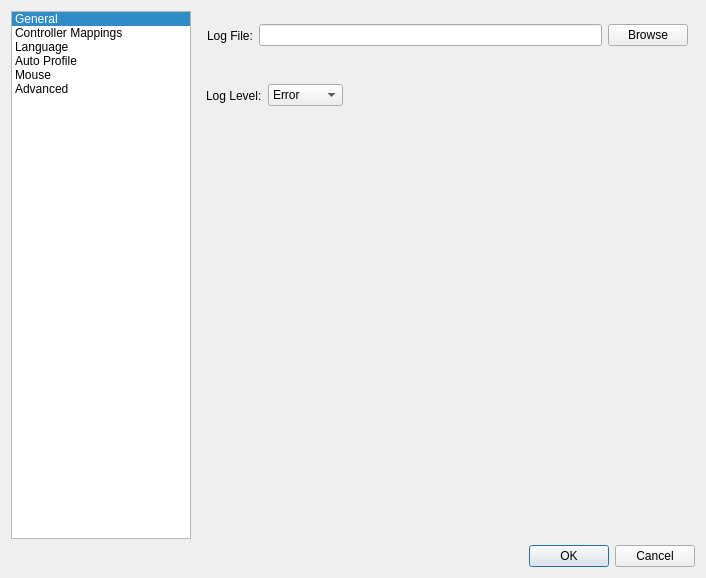
This is src/mainsettingsdialog.ui in AntiMicroX/antimicrox as Qt 5 draws it before an edit. The edited form follows.
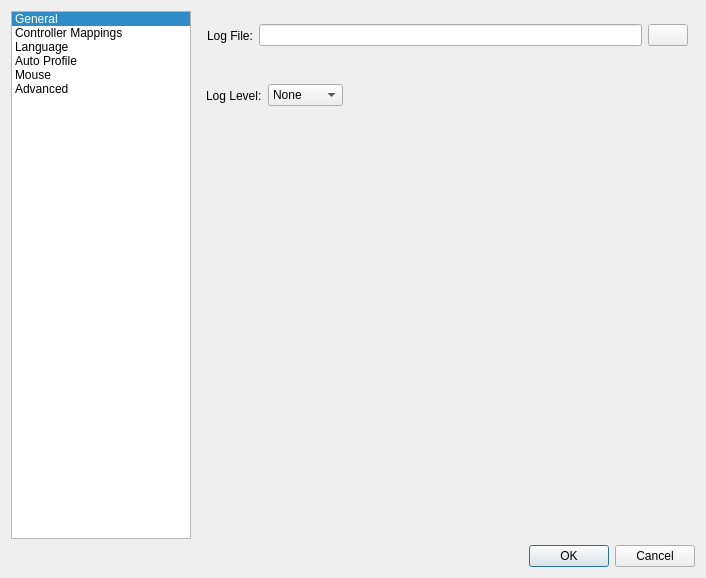
This is the edited form. The open tabs and pages were chosen to show the change. Icons and pictures are not drawn.

Commit message: Removed "Browse" from icon name for "browse for log file". Added None entry to log level.

The edit to the form file:
```diff
--- a/src/mainsettingsdialog.ui
+++ b/src/mainsettingsdialog.ui
@@ -1215,11 +1215,7 @@
            <widget class="QLineEdit" name="logFilePathEdit"/>
           </item>
           <item>
-           <widget class="QPushButton" name="logFilePushButton">
-            <property name="text">
-             <string>Browse</string>
-            </property>
-           </widget>
+           <widget class="QPushButton" name="logFilePushButton"/>
           </item>
          </layout>
         </widget>
@@ -1245,6 +1241,11 @@
           </item>
           <item>
            <widget class="QComboBox" name="logLevelComboBox">
+            <item>
+             <property name="text">
+              <string>None</string>
+             </property>
+            </item>
             <item>
              <property name="text">
               <string>Error</string>
```
